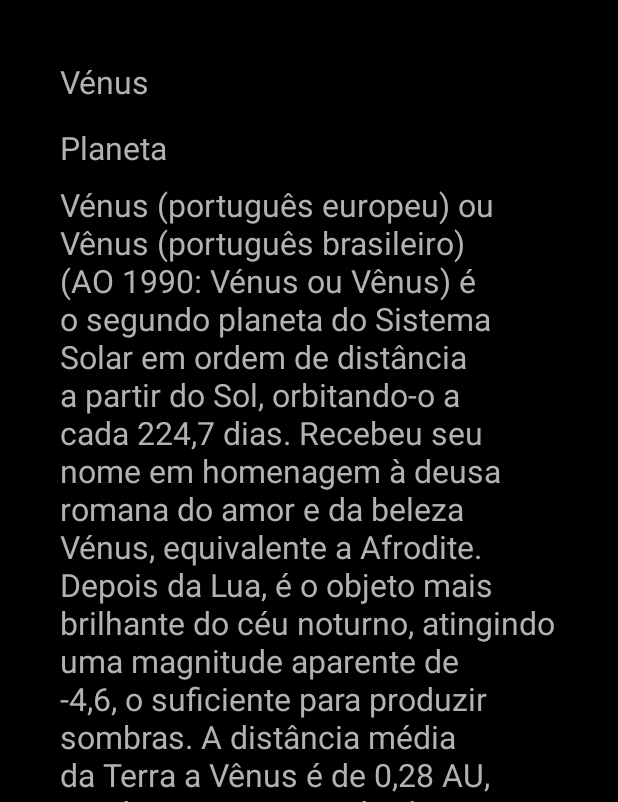
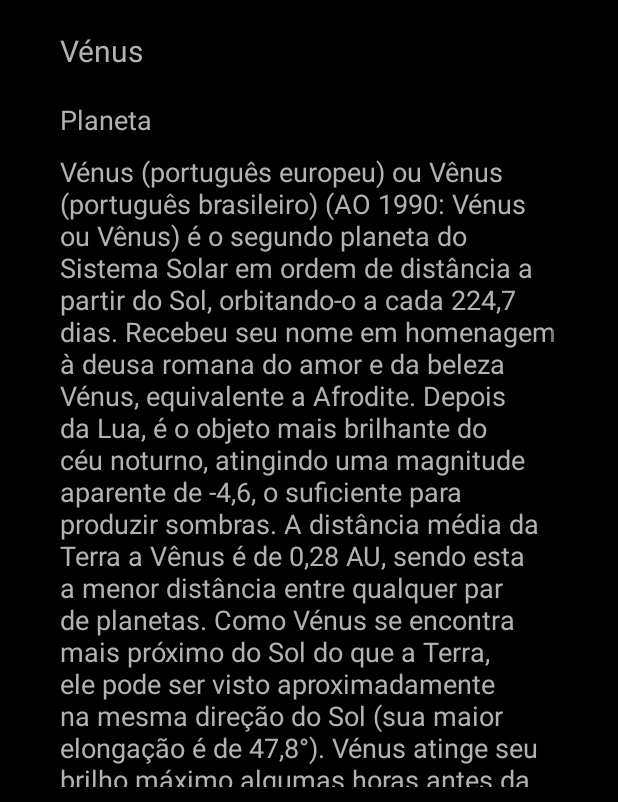
Before and after one commit to gabrielbpa10/PlanetsInfo, an Android app: the screen it shows after launch (DetailActivity), after a tap on "Vénus", on a phone screen of 412 x 824 dp, the part 434-1236 px from its top. Run offline under Robolectric (Android 15) with nearby library versions, the phone set to English and light mode, and no system bars; Roboto replaces fonts that are not available here.

Commit message:
Incluindo scrollview na viewport

```diff
--- a/app/src/main/AndroidManifest.xml
+++ b/app/src/main/AndroidManifest.xml
@@ -9,11 +9,10 @@
         android:roundIcon="@mipmap/ic_launcher_round"
         android:supportsRtl="true"
         android:theme="@style/Theme.PlanetsInfo">
-        <activity android:name=".activity.DetailActivity"></activity>
+        <activity android:name=".activity.DetailActivity"/>
         <activity android:name=".activity.MainActivity">
             <intent-filter>
                 <action android:name="android.intent.action.MAIN" />
-
                 <category android:name="android.intent.category.LAUNCHER" />
             </intent-filter>
         </activity>
--- a/app/src/main/res/layout/activity_detail.xml
+++ b/app/src/main/res/layout/activity_detail.xml
@@ -22,14 +22,13 @@
         android:layout_width="0dp"
         android:layout_height="wrap_content"
         android:layout_marginStart="40dp"
-        android:layout_marginTop="40dp"
+        android:layout_marginTop="20dp"
         android:layout_marginEnd="40dp"
         android:fontFamily="@font/aldrich"
         android:text="TextView"
         android:textColor="#B3B1B3"
-        android:textSize="21sp"
+        android:textSize="20dp"
         app:layout_constraintEnd_toEndOf="parent"
-        app:layout_constraintHorizontal_bias="0.152"
         app:layout_constraintStart_toStartOf="parent"
         app:layout_constraintTop_toBottomOf="@+id/activity_detail_imagem_planeta" />
 
@@ -38,33 +37,51 @@
         android:layout_width="0dp"
         android:layout_height="wrap_content"
         android:layout_marginStart="40dp"
-        android:layout_marginTop="15dp"
+        android:layout_marginTop="20dp"
         android:layout_marginEnd="40dp"
         android:fontFamily="@font/aldrich"
         android:text="TextView"
         android:textColor="#B3B1B3"
-        android:textSize="21sp"
+        android:textSize="18dp"
         app:layout_constraintEnd_toEndOf="parent"
-        app:layout_constraintHorizontal_bias="0.153"
         app:layout_constraintStart_toStartOf="parent"
         app:layout_constraintTop_toBottomOf="@+id/activity_detail_nome_planeta" />
+
+    <ScrollView
+        android:layout_width="0dp"
+        android:layout_height="0dp"
+        android:layout_marginStart="40dp"
+        android:layout_marginTop="10dp"
+        android:layout_marginEnd="40dp"
+        android:layout_marginBottom="10dp"
+        app:layout_constraintBottom_toBottomOf="parent"
+        app:layout_constraintEnd_toEndOf="parent"
+        app:layout_constraintStart_toStartOf="parent"
+        app:layout_constraintTop_toBottomOf="@+id/activity_detail_tipo_planeta">
+
+        <LinearLayout
+            android:layout_width="match_parent"
+            android:layout_height="wrap_content"
+            android:orientation="vertical">
+
+            <androidx.constraintlayout.widget.ConstraintLayout
+                android:layout_width="match_parent"
+                android:layout_height="match_parent">
 
                 <TextView
                     android:id="@+id/activity_detail_descricao_planeta"
                     android:layout_width="0dp"
                     android:layout_height="wrap_content"
-        android:layout_marginStart="40dp"
-        android:layout_marginTop="20dp"
-        android:layout_marginEnd="40dp"
                     android:fontFamily="@font/aldrich"
                     android:text="TextView"
                     android:textColor="#B3B1B3"
-        android:textSize="21sp"
+                    android:textSize="18dp"
                     app:layout_constraintBottom_toBottomOf="parent"
                     app:layout_constraintEnd_toEndOf="parent"
-        app:layout_constraintHorizontal_bias="0.0"
                     app:layout_constraintStart_toStartOf="parent"
-        app:layout_constraintTop_toBottomOf="@+id/activity_detail_tipo_planeta"
-        app:layout_constraintVertical_bias="0.03" />
+                    app:layout_constraintTop_toTopOf="parent" />
+            </androidx.constraintlayout.widget.ConstraintLayout>
+        </LinearLayout>
+    </ScrollView>
 
 </androidx.constraintlayout.widget.ConstraintLayout>
```
Lines whose indentation alone changed are shown as unchanged.
